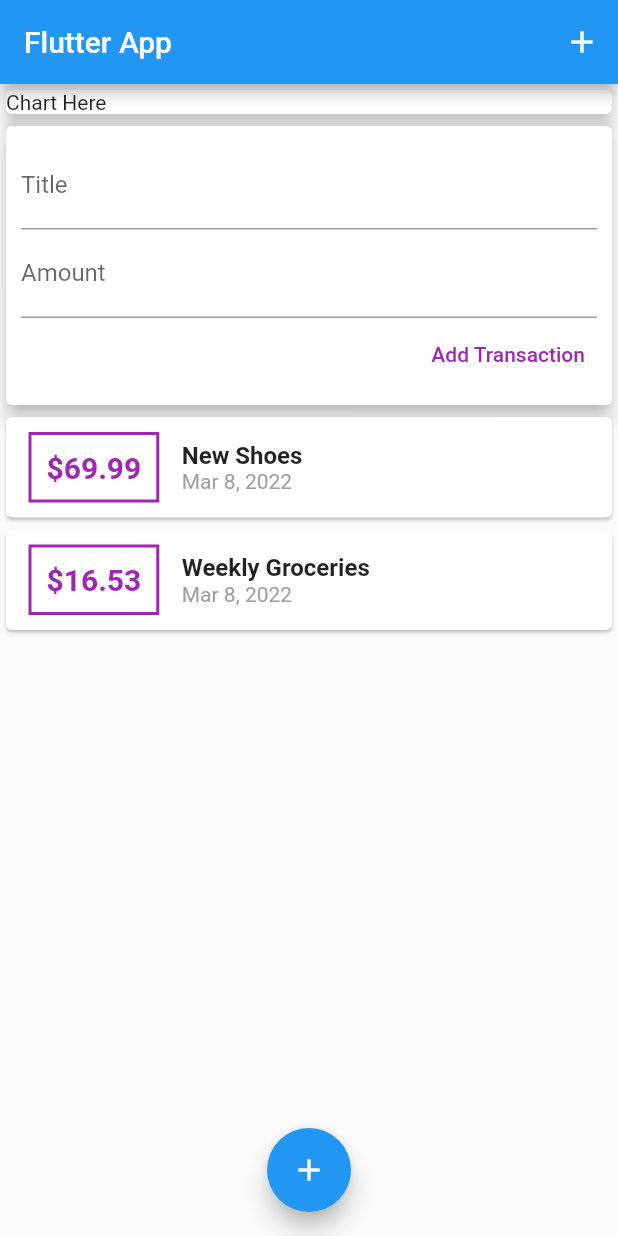
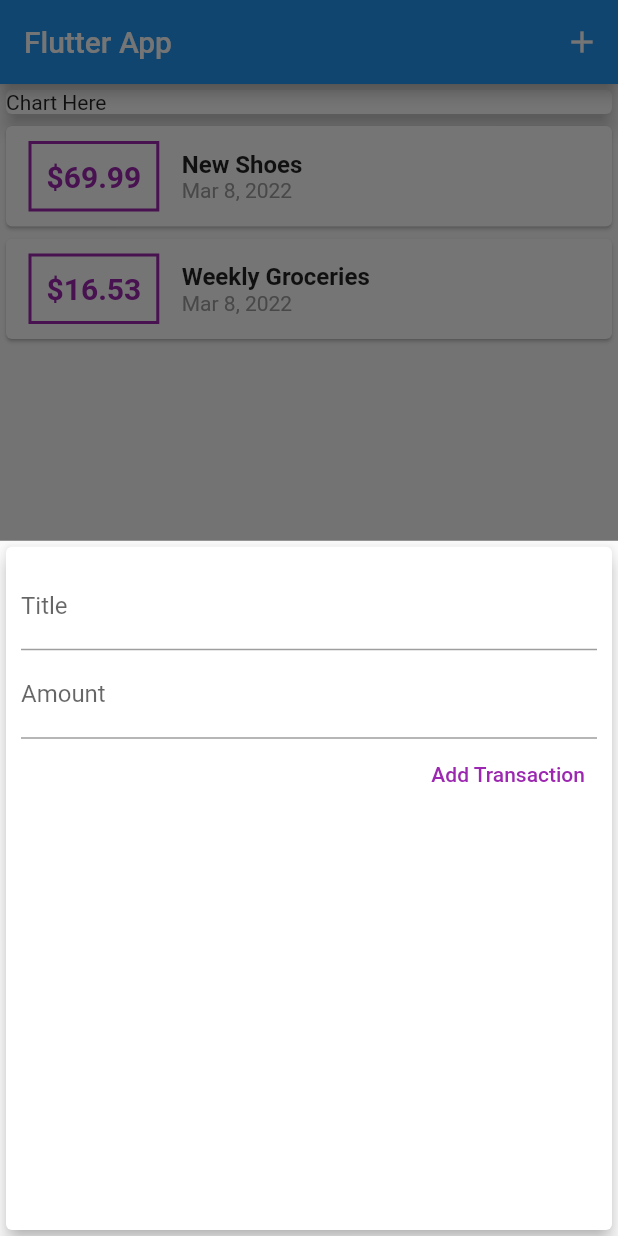
Before and after one commit to Arsalan-Khan17/Flutter-expense, a Flutter app: the screen it shows after launch, after a tap on the "add" icon, on a phone screen of 412 x 824 dp. Run offline on Flutter 3.47's test engine with Material 2 defaults, Android fonts, the phone set to English and light mode, and no system bars.

```diff
--- a/lib/main.dart
+++ b/lib/main.dart
@@ -1,7 +1,8 @@
 import 'package:expense_app/widgets/new_transaction.dart';
 import 'package:expense_app/widgets/transaction_list.dart';
-import 'package:expense_app/widgets/user_transaction.dart';
 import 'package:flutter/material.dart';
+
+import 'Models/transaction.dart';
 
 void main() => runApp(MyApp());
 
@@ -16,7 +17,51 @@ class MyApp extends StatelessWidget {
   }
 }
 
-class MyHomePage extends StatelessWidget {
+class MyHomePage extends StatefulWidget {
+  @override
+  State<MyHomePage> createState() => _MyHomePageState();
+}
+
+class _MyHomePageState extends State<MyHomePage> {
+  final List<Transaction> _userTransactions = [
+    Transaction(
+      id: 't1',
+      title: 'New Shoes',
+      amount: 69.99,
+      date: DateTime.now(),
+    ),
+    Transaction(
+      id: 't2',
+      title: 'Weekly Groceries',
+      amount: 16.53,
+      date: DateTime.now(),
+    ),
+  ];
+
+  void _addNewTransaction(String txTitle, double txAmount) {
+    final newTx = Transaction(
+        id: DateTime.now().toString(),
+        title: txTitle,
+        amount: txAmount,
+        date: DateTime.now());
+
+    setState(() {
+      _userTransactions.add(newTx);
+    });
+  }
+
+  void _startAddNewTransaction(BuildContext context) {
+    showModalBottomSheet(
+        context: context,
+        builder: (_) {
+          return GestureDetector(
+            onTap: () {},
+            child: NewTransaction(_addNewTransaction),
+            behavior: HitTestBehavior.opaque,
+          );
+        });
+  }
+
   @override
   Widget build(BuildContext context) {
     return Scaffold(
@@ -24,7 +69,7 @@ class MyHomePage extends StatelessWidget {
         title: Text('Flutter App'),
         actions: [
           IconButton(
-            onPressed: () {},
+            onPressed: () => _startAddNewTransaction(context),
             icon: Icon(Icons.add),
           )
         ],
@@ -39,13 +84,13 @@ class MyHomePage extends StatelessWidget {
                   Container(width: double.infinity, child: Text('Chart Here')),
               elevation: 5,
             ),
-            UserTransaction(),
+            TransactionList(_userTransactions),
           ],
         ),
       ),
       floatingActionButtonLocation: FloatingActionButtonLocation.centerFloat,
       floatingActionButton: FloatingActionButton(
-        onPressed: () {},
+        onPressed: () => _startAddNewTransaction(context),
         child: Icon(Icons.add),
       ),
     );
--- a/lib/widgets/new_transaction.dart
+++ b/lib/widgets/new_transaction.dart
@@ -1,10 +1,17 @@
 import 'package:flutter/material.dart';
 
-class NewTransaction extends StatelessWidget {
-  final titleController = TextEditingController();
-  final amountController = TextEditingController();
+class NewTransaction extends StatefulWidget {
   final Function addTx;
   NewTransaction(this.addTx);
+
+  @override
+  State<NewTransaction> createState() => _NewTransactionState();
+}
+
+class _NewTransactionState extends State<NewTransaction> {
+  final titleController = TextEditingController();
+
+  final amountController = TextEditingController();
 
   void submitData() {
     final enteredTitle = titleController.text;
@@ -13,7 +20,9 @@ class NewTransaction extends StatelessWidget {
     if (enteredTitle.isEmpty || enteredAmount <= 0) {
       return;
     }
-    addTx(enteredTitle, enteredAmount);
+    widget.addTx(enteredTitle, enteredAmount);
+
+    Navigator.of(context).pop();
   }
 
   @override
--- a/lib/widgets/user_transaction.dart
+++ /dev/null
@@ -1,56 +0,0 @@
-import 'package:expense_app/widgets/new_transaction.dart';
-import 'package:expense_app/widgets/transaction_list.dart';
-import 'package:flutter/material.dart';
-
-import '../Models/transaction.dart';
-
-class UserTransaction extends StatefulWidget {
-  UserTransaction({Key? key}) : super(key: key);
-
-  @override
-  State<UserTransaction> createState() => _UserTransactionState();
-}
-
-class _UserTransactionState extends State<UserTransaction> {
-  final List<Transaction> _userTransactions = [
-    Transaction(
-      id: 't1',
-      title: 'New Shoes',
-      amount: 69.99,
-      date: DateTime.now(),
-    ),
-    Transaction(
-      id: 't2',
-      title: 'Weekly Groceries',
-      amount: 16.53,
-      date: DateTime.now(),
-    ),
-  ];
-
-  void _addNewTransaction(String txTitle, double txAmount) {
-    final newTx = Transaction(
-        id: DateTime.now().toString(),
-        title: txTitle,
-        amount: txAmount,
-        date: DateTime.now());
-
-    setState(() {
-      _userTransactions.add(newTx);
-    });
-  }
-
-  @override
-  Widget build(BuildContext context) {
-    return Container(
-      height: 600,
-      child: SingleChildScrollView(
-        child: Column(
-          children: [
-            NewTransaction(_addNewTransaction),
-            TransactionList(_userTransactions),
-          ],
-        ),
-      ),
-    );
-  }
-}
```
